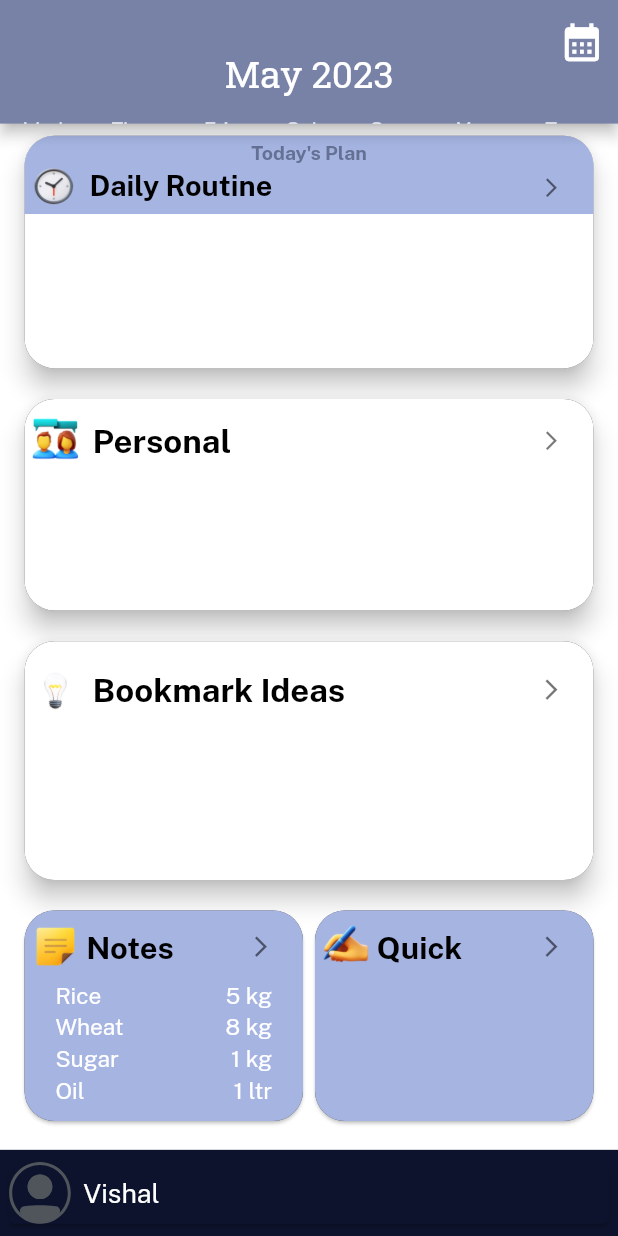
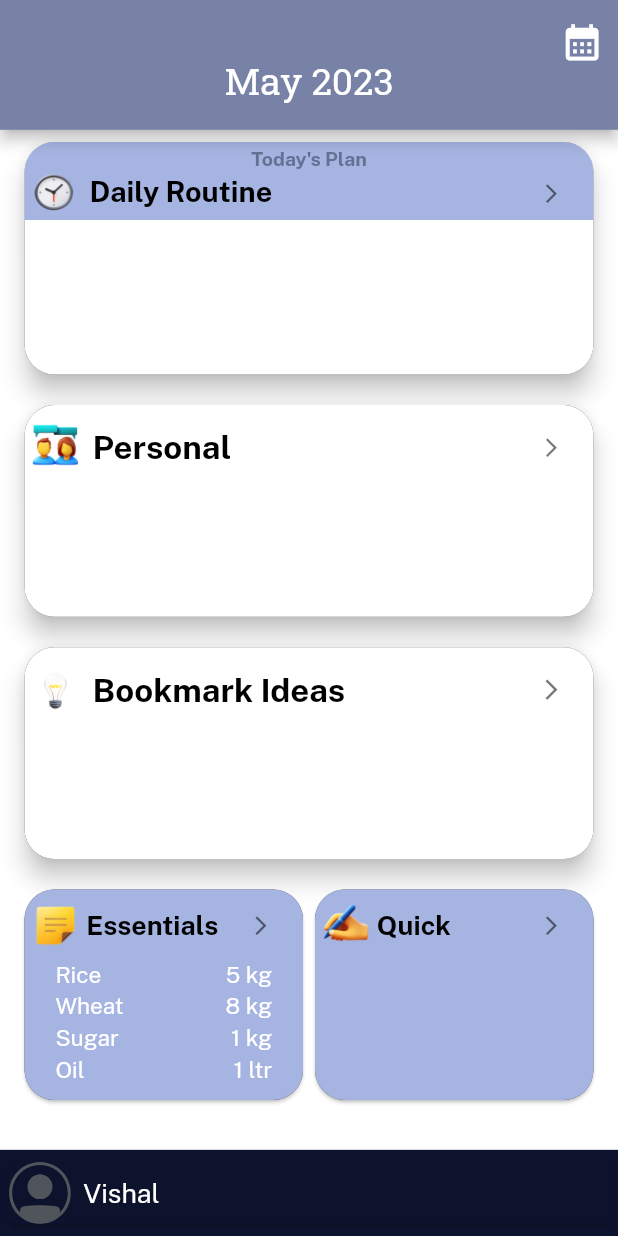
Before and after one commit to DebarshiSonowal/Todo_app, a Flutter app: the DashboardScreen screen opened by its route, on a phone screen of 412 x 824 dp. Run offline on Flutter 3.47's test engine with Material 2 defaults, Android fonts, the phone set to English and light mode, and no system bars; drawn by our look-alikes of calendar_view; our stand-ins replace file_picker, flutter_slidable, flutter_svg, fluttertoast, focused_menu, permission_handler and 2 more; missing offline and left inert: day_night_time_picker, images_picker, quick_actions; accounts and stored records are empty; project files that could hold a hidden picture were left out.

Commit message:
Bookmark Changes

```diff
--- a/lib/src/features/bookmark_sublist/widgets/bookmark_sublits_item.dart
+++ b/lib/src/features/bookmark_sublist/widgets/bookmark_sublits_item.dart
@@ -138,12 +138,16 @@ class BookmarkSublistItem extends StatelessWidget {
                 child: Row(
                   mainAxisAlignment: MainAxisAlignment.spaceBetween,
                   children: [
-                    Text(
+                    SizedBox(
+                      width:50.w,
+                      child: Text(
                         item.title ?? "",
+                        overflow: TextOverflow.ellipsis,
                         style:
                             Theme.of(context).textTheme.headlineSmall?.copyWith(
                                   color: Colors.white,
                                   fontSize: 14.sp,
+                                ),
                       ),
                     ),
                     SvgPicture.asset(
--- a/lib/src/features/dashboard/dashboard_screen.dart
+++ b/lib/src/features/dashboard/dashboard_screen.dart
@@ -27,7 +27,7 @@ class _DashboardScreenState extends State<DashboardScreen> {
     return Scaffold(
       backgroundColor: Colors.white,
       appBar: PreferredSize(
-        preferredSize: Size.fromHeight(10.h),
+        preferredSize: Size.fromHeight(10.5.h),
         child: const AppBarWidget(),
       ),
       body: Container(
@@ -81,7 +81,7 @@ class _DashboardScreenState extends State<DashboardScreen> {
                         CustomNote(title: "Oil", amount: "1 ltr"),
                       ],
                       onTap: () {},
-                      name: "Notes",
+                      name: "Essentials",
                     ),
                     notesCard(
                       image: Constances.handImage,
--- a/lib/src/features/dashboard/widgets/app_bar_widget.dart
+++ b/lib/src/features/dashboard/widgets/app_bar_widget.dart
@@ -23,7 +23,7 @@ class AppBarWidget extends StatelessWidget {
           icon: Icon(
             Icons.calendar_month,
             color: Colors.white,
-            size: 22.sp,
+            size: 21.sp,
           ),
         )
       ],
@@ -33,7 +33,7 @@ class AppBarWidget extends StatelessWidget {
           mainAxisAlignment: MainAxisAlignment.end,
           children: [
             SizedBox(
-              height: 4.h,
+              height: 4.5.h,
             ),
             Text(
               DateFormat("MMM yyyy").format(DateTime.now()),
@@ -44,10 +44,10 @@ class AppBarWidget extends StatelessWidget {
                   ),
             ),
             SizedBox(
-              height: 1.5.h,
+              height: 2.4.h,
             ),
             SizedBox(
-              height: 4.8.h,
+              height: 4.9.h,
               width: double.infinity,
               child: ListView.separated(
                 shrinkWrap: true,
--- a/lib/src/features/dashboard/widgets/bookmark_card.dart
+++ b/lib/src/features/dashboard/widgets/bookmark_card.dart
@@ -23,7 +23,7 @@ class BookmarkCard extends StatelessWidget {
       child: Container(
         padding: EdgeInsets.symmetric(
           horizontal: 1.w,
-          vertical: 1.h,
+          vertical: 0.5.h,
         ),
         decoration: const BoxDecoration(
           color: Colors.white,
@@ -68,7 +68,7 @@ class BookmarkCard extends StatelessWidget {
               ],
             ),
             SizedBox(
-              height: 0.5.h,
+              height: 0.3.h,
             ),
             Padding(
               padding: EdgeInsets.symmetric(
@@ -98,7 +98,7 @@ class BookmarkCard extends StatelessWidget {
               child: Consumer<Repository>(builder: (context, data, _) {
                 return Container(
                   width: double.infinity,
-                  height: 9.h,
+                  height: 10.h,
                   padding: EdgeInsets.symmetric(
                     horizontal: 4.w,
                   ),
@@ -109,9 +109,10 @@ class BookmarkCard extends StatelessWidget {
                     itemBuilder: (context, index) {
                       var item = data.bookmarks[index];
                       return imageItem(
-                        image: item.image??"",
+                        image: item.image ?? "",
                         onTap: () {
-                          Navigation.instance.navigate(Routes.bookmarkList, args: index);
+                          Navigation.instance
+                              .navigate(Routes.bookmarkList, args: index);
                         },
                         text: item.title ?? "",
                       );
@@ -126,9 +127,6 @@ class BookmarkCard extends StatelessWidget {
                 );
               }),
             ),
-            SizedBox(
-              height: 2.h,
-            ),
           ],
         ),
       ),
--- a/lib/src/features/dashboard/widgets/notes_card.dart
+++ b/lib/src/features/dashboard/widgets/notes_card.dart
@@ -53,7 +53,7 @@ class notesCard extends StatelessWidget {
                         name,
                         style: Theme.of(context).textTheme.headline4?.copyWith(
                               color: Colors.black,
-                              fontSize: 15.sp,
+                              fontSize: 13.sp,
                               fontFamily: "PublicSans",
                               fontWeight: FontWeight.bold,
                             ),
@@ -64,7 +64,7 @@ class notesCard extends StatelessWidget {
                         icon: Icon(
                           Icons.arrow_forward_ios,
                           color: Colors.black54,
-                          size: 12.sp,
+                          size: 11.sp,
                         ),
                       ),
                     ],
--- a/lib/src/widget/add_image_bookmark.dart
+++ b/lib/src/widget/add_image_bookmark.dart
@@ -37,7 +37,7 @@ class _AddImageTitleBookmarkState extends State<AddImageTitleBookmark> {
         ),
       ),
       content: SizedBox(
-        height: 27.h,
+        height: 28.h,
         child: Column(
           children: [
             attachment == null
```
Also changed, not shown: lib/src/features/bookmark_list/widgets/bookmarkl_list_item.dart (+8 -5 lines), lib/src/features/dashboard/widgets/image_item.dart (+24 -8 lines). Lines whose indentation alone changed are shown as unchanged.
